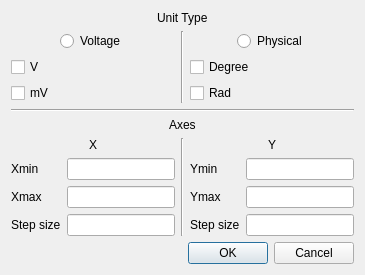
The window that dialposplot.ui (dkyabuki/ICT) describes before a commit, drawn with Qt 5.
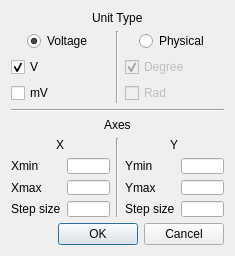
The same window after the commit.

Patch:
```diff
--- a/dialposplot.ui
+++ b/dialposplot.ui
@@ -9,22 +9,49 @@
    <rect>
     <x>0</x>
     <y>0</y>
-    <width>256</width>
+    <width>235</width>
     <height>256</height>
    </rect>
   </property>
+  <property name="sizePolicy">
+   <sizepolicy hsizetype="Fixed" vsizetype="Fixed">
+    <horstretch>0</horstretch>
+    <verstretch>0</verstretch>
+   </sizepolicy>
+  </property>
+  <property name="minimumSize">
+   <size>
+    <width>235</width>
+    <height>256</height>
+   </size>
+  </property>
+  <property name="maximumSize">
+   <size>
+    <width>235</width>
+    <height>256</height>
+   </size>
+  </property>
+  <property name="contextMenuPolicy">
+   <enum>Qt::DefaultContextMenu</enum>
+  </property>
   <property name="windowTitle">
    <string>Position</string>
   </property>
   <layout class="QGridLayout" name="gridLayout">
    <property name="sizeConstraint">
-    <enum>QLayout::SetFixedSize</enum>
+    <enum>QLayout::SetDefaultConstraint</enum>
    </property>
    <item row="2" column="0">
     <widget class="QCheckBox" name="vCheck">
      <property name="text">
       <string>V</string>
      </property>
+     <property name="checked">
+      <bool>true</bool>
+     </property>
+     <attribute name="buttonGroup">
+      <string notr="true">buttonGroup_2</string>
+     </attribute>
     </widget>
    </item>
    <item row="9" column="0" colspan="3">
@@ -56,6 +83,9 @@
    </item>
    <item row="3" column="2">
     <widget class="QCheckBox" name="radCheck">
+     <property name="enabled">
+      <bool>false</bool>
+     </property>
      <property name="text">
       <string>Rad</string>
      </property>
@@ -89,6 +119,9 @@
      <property name="text">
       <string>Voltage</string>
      </property>
+     <property name="checked">
+      <bool>true</bool>
+     </property>
      <attribute name="buttonGroup">
       <string notr="true">buttonGroup</string>
      </attribute>
@@ -96,9 +129,15 @@
    </item>
    <item row="2" column="2">
     <widget class="QCheckBox" name="degCheck">
+     <property name="enabled">
+      <bool>false</bool>
+     </property>
      <property name="text">
       <string>Degree</string>
      </property>
+     <property name="checked">
+      <bool>true</bool>
+     </property>
      <attribute name="buttonGroup">
       <string notr="true">buttonGroup_3</string>
      </attribute>
@@ -194,7 +233,11 @@
       </widget>
      </item>
      <item row="0" column="1">
-      <widget class="QLineEdit" name="yminLineEdit"/>
+      <widget class="QLineEdit" name="yminLineEdit">
+       <property name="enabled">
+        <bool>true</bool>
+       </property>
+      </widget>
      </item>
      <item row="1" column="0">
       <widget class="QLabel" name="ymaxLabel">
@@ -204,7 +247,11 @@
       </widget>
      </item>
      <item row="1" column="1">
-      <widget class="QLineEdit" name="ymaxLineEdit"/>
+      <widget class="QLineEdit" name="ymaxLineEdit">
+       <property name="enabled">
+        <bool>true</bool>
+       </property>
+      </widget>
      </item>
      <item row="2" column="0">
       <widget class="QLabel" name="stepSizeLabel_2">
@@ -214,7 +261,11 @@
       </widget>
      </item>
      <item row="2" column="1">
-      <widget class="QLineEdit" name="stepSizeLineEdit_2"/>
+      <widget class="QLineEdit" name="stepSizeYLineEdit">
+       <property name="enabled">
+        <bool>true</bool>
+       </property>
+      </widget>
      </item>
     </layout>
    </item>
```
Left out of the diff: 13 changed lines with no effect on the pictures.
